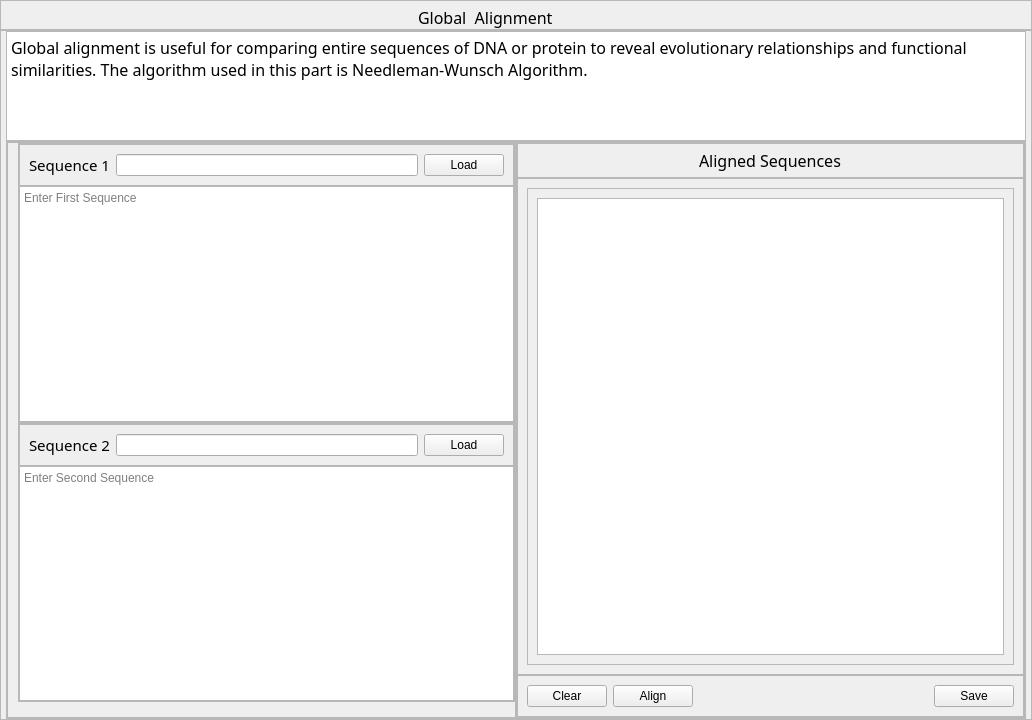
Before: the Qt Designer form ui/tabs/global_align.ui in bryancastillo10/BioBytes-PairSync, drawn with Qt 5.
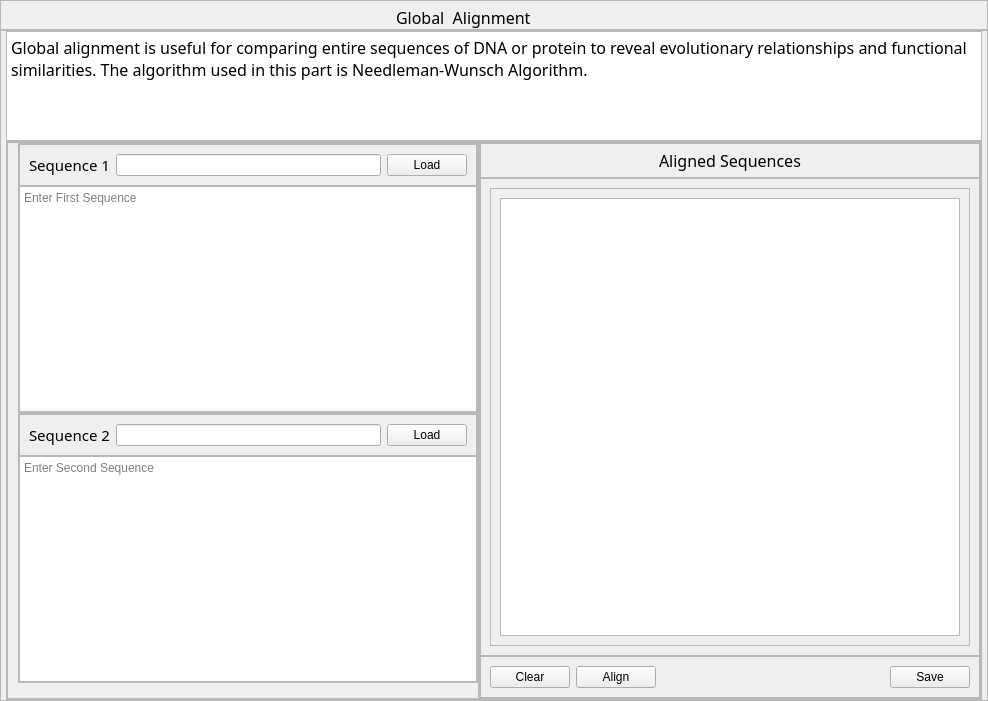
After: the same form once the commit is applied. Icons and pictures are not drawn.

```diff
--- a/ui/tabs/global_align.ui
+++ b/ui/tabs/global_align.ui
@@ -6,8 +6,8 @@
    <rect>
     <x>0</x>
     <y>0</y>
-    <width>1032</width>
-    <height>720</height>
+    <width>988</width>
+    <height>701</height>
    </rect>
   </property>
   <property name="windowTitle">
```
Left out of the diff: 2 changed lines with no effect on the pictures.
